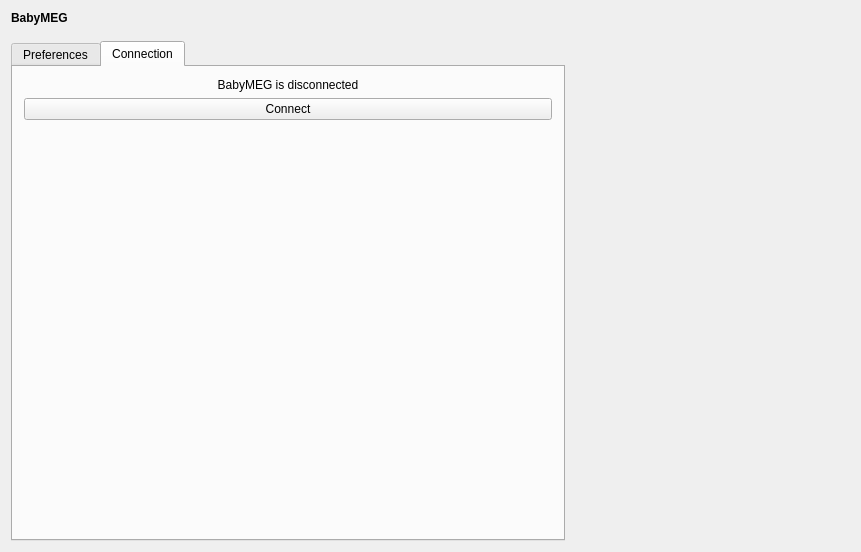
This is applications/mne_scan/plugins/babymeg/FormFiles/babymegsetup.ui in mne-tools/mne-cpp as Qt 5 draws it before an edit. The edited form follows.
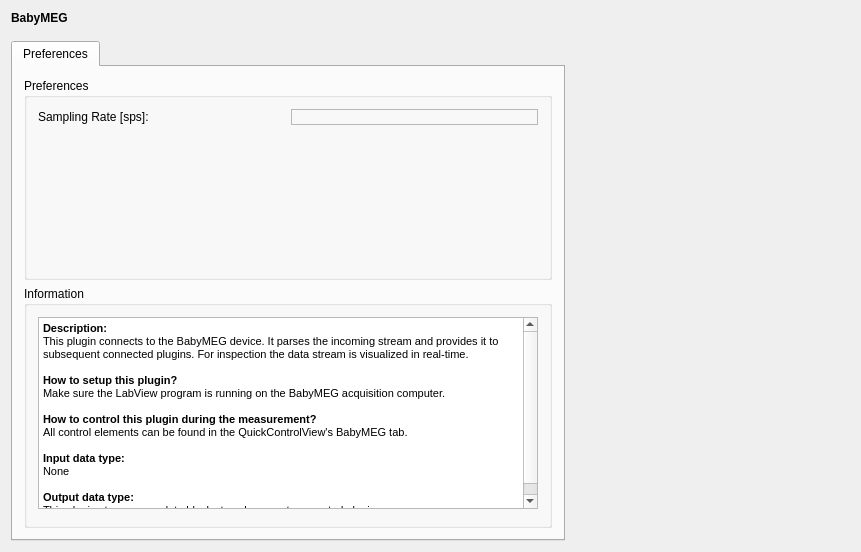
This is the edited form. The open tabs and pages were chosen to show the change.

Commit message: MAINT: remove unused manual connection

Diff of the .ui file:
```diff
--- a/applications/mne_scan/plugins/babymeg/FormFiles/babymegsetup.ui
+++ b/applications/mne_scan/plugins/babymeg/FormFiles/babymegsetup.ui
@@ -168,55 +168,6 @@
        </item>
       </layout>
      </widget>
-     <widget class="QWidget" name="tab_con">
-      <attribute name="title">
-       <string>Connection</string>
-      </attribute>
-      <layout class="QVBoxLayout" name="verticalLayout_3">
-       <item>
-        <widget class="QLabel" name="m_label_connectionStatus">
-         <property name="sizePolicy">
-          <sizepolicy hsizetype="Minimum" vsizetype="Preferred">
-           <horstretch>0</horstretch>
-           <verstretch>0</verstretch>
-          </sizepolicy>
-         </property>
-         <property name="text">
-          <string>BabyMEG is disconnected</string>
-         </property>
-         <property name="alignment">
-          <set>Qt::AlignCenter</set>
-         </property>
-        </widget>
-       </item>
-       <item>
-        <widget class="QPushButton" name="m_pPushButton_Connect">
-         <property name="sizePolicy">
-          <sizepolicy hsizetype="Preferred" vsizetype="Fixed">
-           <horstretch>0</horstretch>
-           <verstretch>0</verstretch>
-          </sizepolicy>
-         </property>
-         <property name="text">
-          <string>Connect</string>
-         </property>
-        </widget>
-       </item>
-       <item>
-        <spacer name="verticalSpacer">
-         <property name="orientation">
-          <enum>Qt::Vertical</enum>
-         </property>
-         <property name="sizeHint" stdset="0">
-          <size>
-           <width>20</width>
-           <height>40</height>
-          </size>
-         </property>
-        </spacer>
-       </item>
-      </layout>
-     </widget>
     </widget>
    </item>
   </layout>
```
The commit also changes 3 other files.
